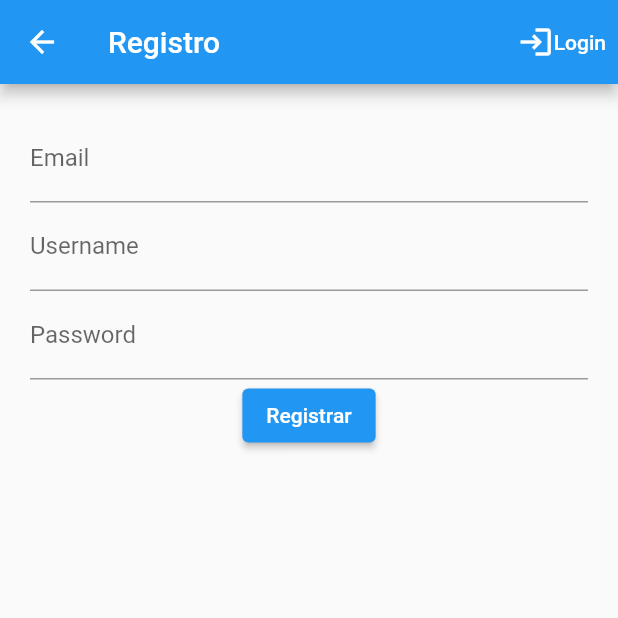
After one commit to ubiratanfilho/cormen-ai-solutions, a Flutter app: the RegistrarTela screen opened directly, after a tap on "Registrar", on a phone screen of 412 x 824 dp, the top half of it. The commit adds this screen. Run offline on Flutter 3.47's test engine with Material 2 defaults, Android fonts, the phone set to English and light mode, and no system bars; our stand-ins replace shelf; missing offline and left inert: postgres, shelf_router; network calls fail.

Commit message:
feat: :sparkles: Pagina para registrar novos usuarios implementada com o microservico

```diff
--- a/flutter/app_flutter_cormenai/lib/src/app.dart
+++ b/flutter/app_flutter_cormenai/lib/src/app.dart
@@ -1,5 +1,6 @@
 import 'package:flutter/material.dart';
 import '../src/telas/login_tela.dart';
+import '../src/telas/registrar_tela.dart';
 class App extends StatelessWidget{
   @override
   Widget build(BuildContext context) {
--- a/flutter/app_flutter_cormenai/lib/src/telas/login_tela.dart
+++ b/flutter/app_flutter_cormenai/lib/src/telas/login_tela.dart
@@ -1,6 +1,7 @@
 import 'package:flutter/material.dart';
 import 'package:http/http.dart' as http;
 import 'dart:convert';
+import 'registrar_tela.dart';
 
 class LoginTela extends StatelessWidget{
   final TextEditingController usernameController = TextEditingController();
@@ -44,10 +45,25 @@ class LoginTela extends StatelessWidget{
     return Scaffold(
       appBar: AppBar(
         title: Text('CormenAI Solutions',
-        style: TextStyle(
-          color: Colors.white,
+          style: TextStyle(
+            color: Colors.white,
+          ),
         ),
-        ),
+        actions: <Widget>[
+          TextButton(
+            child: Text('Registrar',
+              style: TextStyle(
+                color: Colors.white,
+              ),
+            ),
+            onPressed: () {
+              Navigator.push(
+                context,
+                MaterialPageRoute(builder: (context) => RegistrarTela()),
+              );
+            },
+          ),
+        ],
       ),
       body: Container(
         margin: EdgeInsets.all(20.0),
--- /dev/null
+++ b/flutter/app_flutter_cormenai/lib/src/telas/registrar_tela.dart
@@ -0,0 +1,118 @@
+import 'package:flutter/material.dart';
+import 'package:http/http.dart' as http;
+import 'dart:convert';
+import 'login_tela.dart';
+
+class RegistrarTela extends StatelessWidget {
+  final TextEditingController emailController = TextEditingController();
+  final TextEditingController usernameController = TextEditingController();
+  final TextEditingController passwordController = TextEditingController();
+
+
+  Future<void> registerUser(String username, String email, String password, BuildContext context) async {
+    var url = Uri.parse('http://localhost:32154/login');
+    var body = jsonEncode({'username': username, 'email': email, 'password': password});
+    var response = await http.post(url,
+      headers: {"Content-Type": "application/json"},
+      body: body
+    );
+
+    if (response.statusCode == 201) {
+      var responseBody = response.body;
+
+      if (responseBody == 'Usuário inserido com sucesso!') {
+        ScaffoldMessenger.of(context).showSnackBar(
+          SnackBar(content: Text('Usuário inserido com sucesso!'))
+        );
+      } else {
+        ScaffoldMessenger.of(context).showSnackBar(
+          SnackBar(content: Text('Preencha todos os campos!'))
+        );
+      }
+    } else {
+      ScaffoldMessenger.of(context).showSnackBar(
+        SnackBar(content: Text('Erro ao inserir usuário: ${response.statusCode}'))
+      );
+    }
+  }
+
+  Widget emailField() {
+    return TextField(
+      controller: emailController,
+      decoration: InputDecoration(
+        labelText: 'Email',
+      ),
+    );
+  }
+
+  Widget usernameField() {
+    return TextField(
+      controller: usernameController,
+      decoration: InputDecoration(
+        labelText: 'Username',
+      ),
+    );
+  }
+
+  Widget passwordField() {
+    return TextField(
+      controller: passwordController,
+      obscureText: true,
+      decoration: InputDecoration(
+        labelText: 'Password',
+      ),
+    );
+  }
+
+  Widget submitButton(BuildContext context) {
+    return ElevatedButton(
+      child: Text('Registrar'),
+      onPressed: () {
+        registerUser(usernameController.text, emailController.text, passwordController.text, context);
+      },
+    );
+  }
+@override
+Widget build(BuildContext context) {
+  return Scaffold(
+    appBar: AppBar(
+      title: Text('Registro',
+        style: TextStyle(
+          color: Colors.white,
+        ),
+      ),
+      actions: <Widget>[
+        TextButton(
+          child: Row(
+            children: <Widget>[
+              Icon(Icons.login, color: Colors.white),
+              Text('Login',
+                style: TextStyle(
+                  color: Colors.white,
+                ),
+              ),
+            ],
+          ),
+          onPressed: () {
+            Navigator.push(
+              context,
+              MaterialPageRoute(builder: (context) => LoginTela()),
+            );
+          },
+        )
+      ],
+    ),
+    body: Container(
+      margin: EdgeInsets.all(20.0),
+      child: Column(
+        children: <Widget>[
+          emailField(),
+          usernameField(),
+          passwordField(),
+          submitButton(context)
+        ],
+      ),
+    ),
+  );
+}
+}
```
